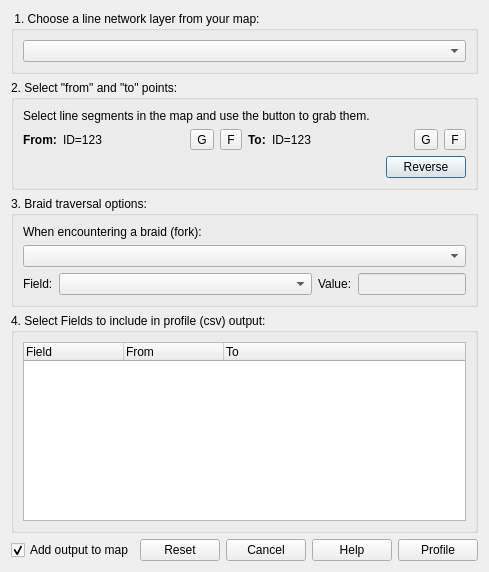
Above: networkprofiler_dialog_base.ui from Riverscapes/NetworkProfiler before the change. Below: the same form after it.
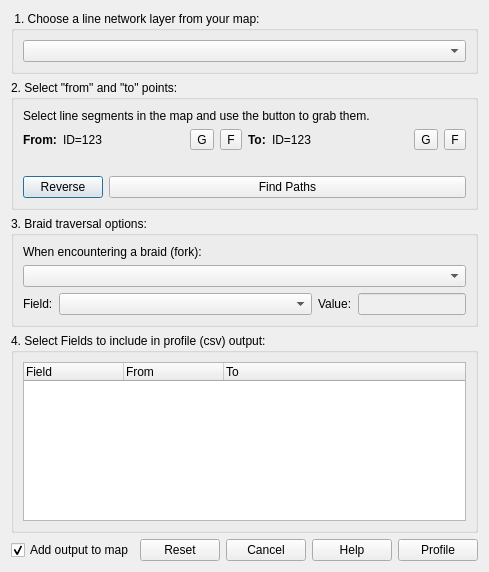
That is the form after the change.

Commit message: adding a new button to separate out the calculation step

Diff of the .ui file:
```diff
--- a/networkprofiler_dialog_base.ui
+++ b/networkprofiler_dialog_base.ui
@@ -153,8 +153,6 @@
        </layout>
       </item>
       <item>
-       <layout class="QHBoxLayout" name="horizontalLayout_7">
-        <item>
          <widget class="QLabel" name="lblFromToStatus">
           <property name="text">
            <string/>
@@ -165,6 +163,8 @@
          </widget>
         </item>
         <item>
+       <layout class="QHBoxLayout" name="horizontalLayout_7">
+        <item>
          <widget class="QPushButton" name="btnFlipFromTo">
           <property name="sizePolicy">
            <sizepolicy hsizetype="Fixed" vsizetype="Fixed">
@@ -180,6 +180,13 @@
           </property>
          </widget>
         </item>
+        <item>
+         <widget class="QPushButton" name="btnFromToCalc">
+          <property name="text">
+           <string>Find Paths</string>
+          </property>
+         </widget>
+        </item>
        </layout>
       </item>
      </layout>
```
Left out of the diff: 1 changed line with no effect on the pictures. Lines whose indentation alone changed are shown as unchanged. The commit also changes 1 other file.
